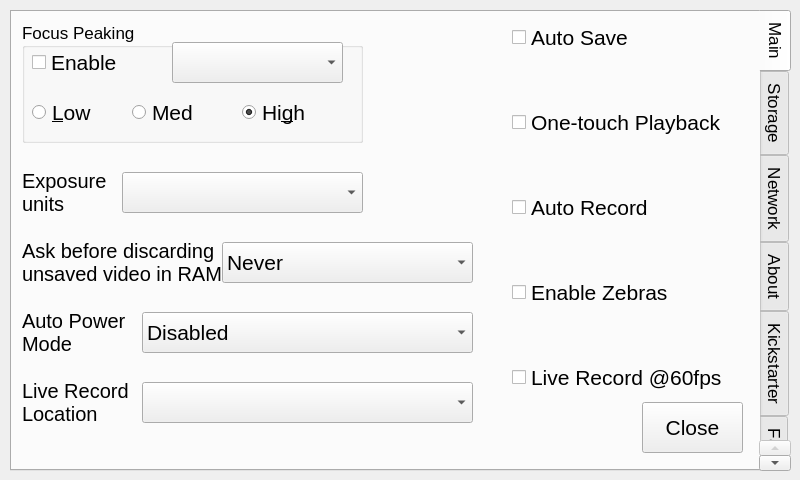
Above: src/utilwindow.ui from krontech/chronos-cam-app before the change. Below: the same form after it.
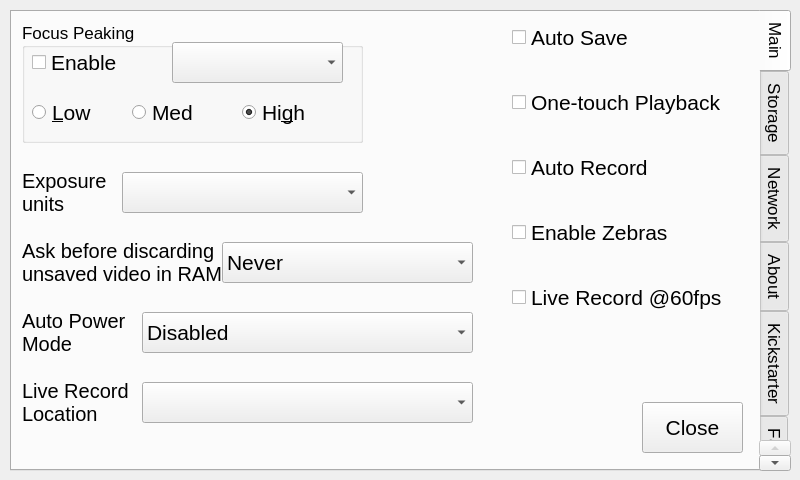
That is the form after the change. Custom widgets are drawn as their Qt base class.

Diff of the .ui file:
```diff
--- a/src/utilwindow.ui
+++ b/src/utilwindow.ui
@@ -316,7 +316,7 @@
        <x>500</x>
        <y>10</y>
        <width>241</width>
-       <height>371</height>
+       <height>291</height>
       </rect>
      </property>
      <layout class="QVBoxLayout" name="verticalLayout">
```
